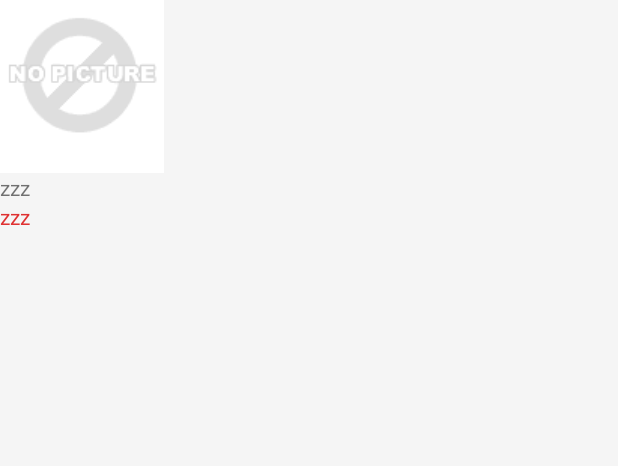
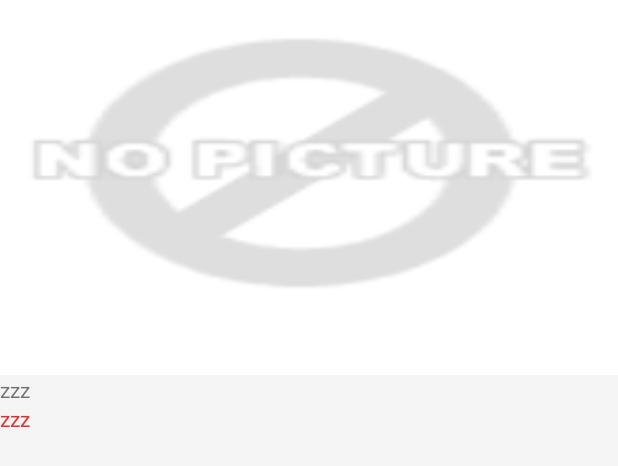
Before and after one commit to zhangqiang111/FuLiCenter, an Android app: the layout goods_adapter.xml on its own in the app's theme, with its tools: preview values and no code run, on a phone screen of 412 x 824 dp. Shown: the top 466 px of the screen. Run offline under Robolectric (Android 15) with nearby library versions, the phone set to English and light mode, and no system bars.

Commit message:
商品列表项布局修改

```diff
--- a/app/src/main/res/layout/goods_adapter.xml
+++ b/app/src/main/res/layout/goods_adapter.xml
@@ -6,8 +6,9 @@
 <ImageView
     android:id="@+id/ivGoodsThumb"
     android:src="@drawable/nopic"
-    android:layout_width="wrap_content"
-    android:layout_height="wrap_content" />
+    android:layout_width="match_parent"
+    android:scaleType="fitXY"
+    android:layout_height="250dp" />
     <TextView
         android:id="@+id/tvGoodName"
         android:layout_width="wrap_content"
```
